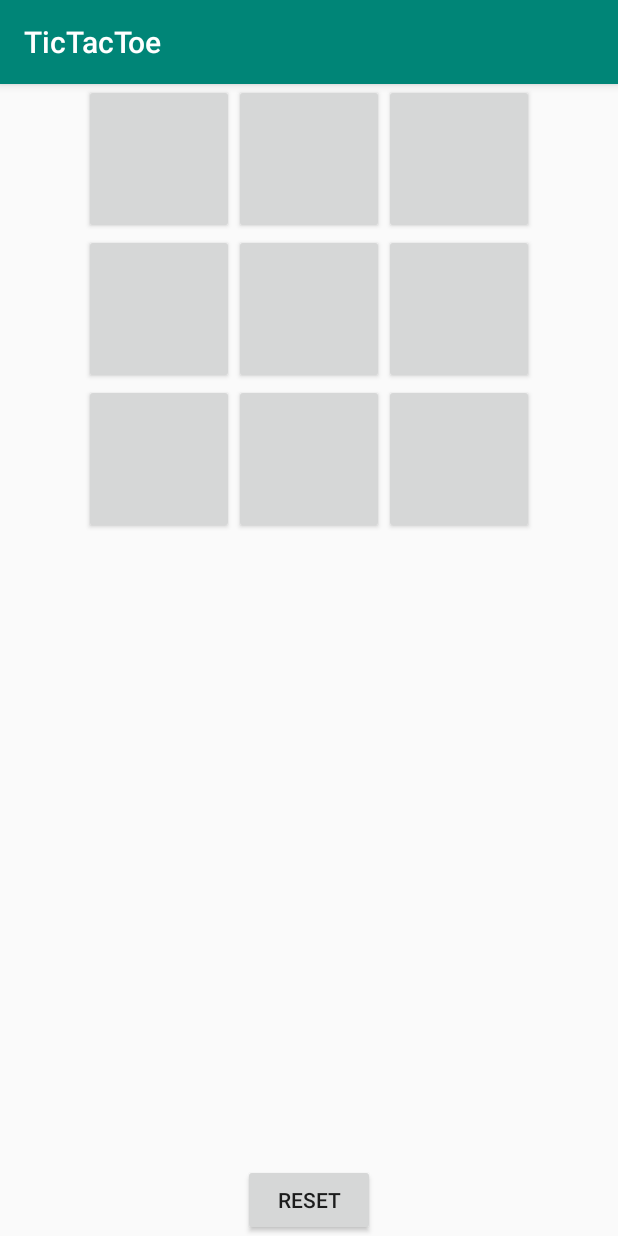
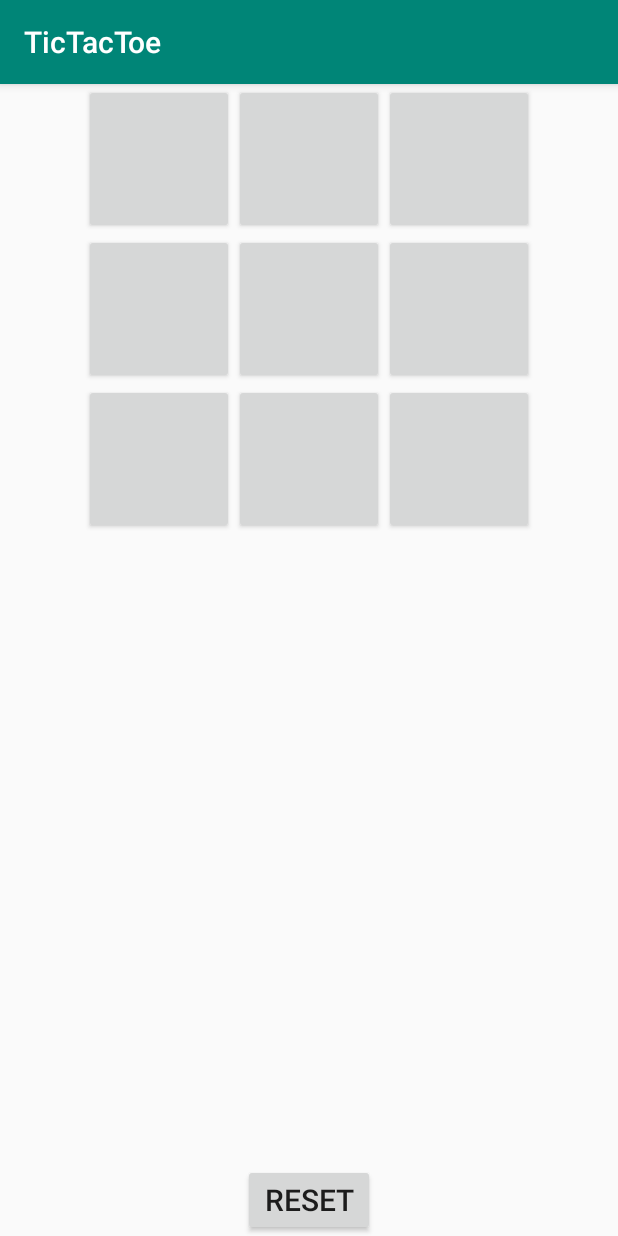
Before and after one commit to 10810765/TicTacToe, an Android app: the screen it shows after launch (MainActivity), on a phone screen of 412 x 824 dp. Run offline under Robolectric (Android 15) with nearby library versions, the phone set to English and light mode, and no system bars.

Commit message:
Changed text size for readability.

```diff
--- a/app/src/main/res/layout/activity_main.xml
+++ b/app/src/main/res/layout/activity_main.xml
@@ -19,6 +19,7 @@
             android:layout_width="100dp"
             android:layout_height="100dp"
             android:onClick="tileClicked"
+            android:textSize="40sp"
             app:layout_column="0"
             app:layout_row="0" />
 
@@ -27,6 +28,7 @@
             android:layout_width="100dp"
             android:layout_height="100dp"
             android:onClick="tileClicked"
+            android:textSize="40sp"
             app:layout_column="1"
             app:layout_row="0"/>
 
@@ -35,6 +37,7 @@
             android:layout_width="100dp"
             android:layout_height="100dp"
             android:onClick="tileClicked"
+            android:textSize="40sp"
             app:layout_column="2"
             app:layout_row="0"/>
 
@@ -43,6 +46,7 @@
             android:layout_width="100dp"
             android:layout_height="100dp"
             android:onClick="tileClicked"
+            android:textSize="40sp"
             app:layout_column="0"
             app:layout_row="1"/>
 
@@ -51,6 +55,7 @@
             android:layout_width="100dp"
             android:layout_height="100dp"
             android:onClick="tileClicked"
+            android:textSize="40sp"
             app:layout_column="1"
             app:layout_row="1"/>
 
@@ -59,6 +64,7 @@
             android:layout_width="100dp"
             android:layout_height="100dp"
             android:onClick="tileClicked"
+            android:textSize="40sp"
             app:layout_column="2"
             app:layout_row="1"/>
 
@@ -67,6 +73,7 @@
             android:layout_width="100dp"
             android:layout_height="100dp"
             android:onClick="tileClicked"
+            android:textSize="40sp"
             app:layout_column="0"
             app:layout_row="2"/>
 
@@ -75,6 +82,7 @@
             android:layout_width="100dp"
             android:layout_height="100dp"
             android:onClick="tileClicked"
+            android:textSize="40sp"
             app:layout_column="1"
             app:layout_row="2"/>
 
@@ -83,8 +91,10 @@
             android:layout_width="100dp"
             android:layout_height="100dp"
             android:onClick="tileClicked"
+            android:textSize="40sp"
             app:layout_column="2"
             app:layout_row="2"/>
+
     </android.support.v7.widget.GridLayout>
 
     <Button
@@ -93,6 +103,7 @@
         android:layout_height="wrap_content"
         android:layout_gravity="center"
         android:onClick="resetClicked"
-        android:text="Reset" />
+        android:text="Reset"
+        android:textSize="20sp"/>
 
 </LinearLayout>
```
